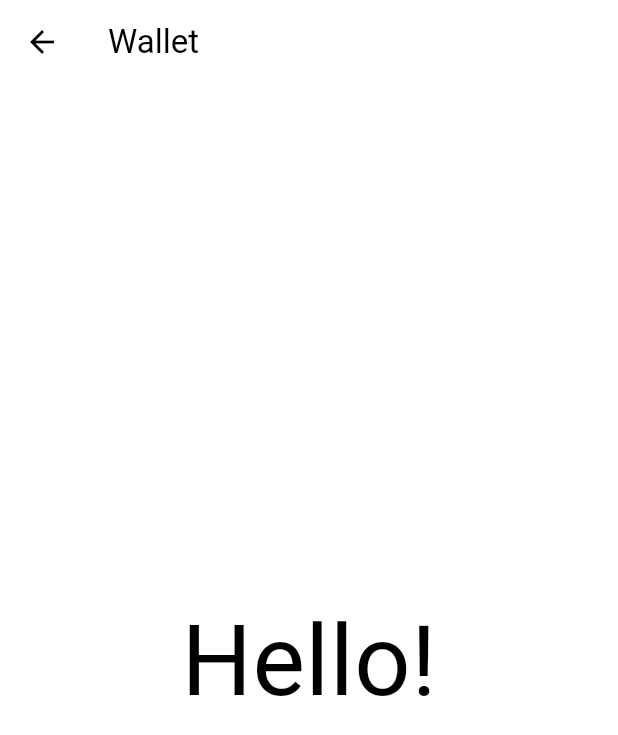
After one commit to ukiiing00/flutter_animations, a Flutter app: the screen it shows after launch, after a tap on "Wallet", on a phone screen of 412 x 824 dp. The commit adds this screen. Shown: the top 735 px of the screen. Run offline on Flutter 3.47's test engine with Material 2 defaults, Android fonts, the phone set to English and light mode, and no system bars; drawn by our look-alikes of flutter_animate; our stand-ins replace font_awesome_flutter, rive.

Commit message:
WALLET PROJECT: flutter_animate / Animate()

```diff
--- a/lib/screens/menu_screen.dart
+++ b/lib/screens/menu_screen.dart
@@ -8,6 +8,7 @@ import 'package:flutter_animations/screens/music_player_screen.dart';
 import 'package:flutter_animations/screens/rive_screen.dart';
 import 'package:flutter_animations/screens/shared_axis_screen.dart';
 import 'package:flutter_animations/screens/swiping_card_screen.dart';
+import 'package:flutter_animations/screens/wallet_screen.dart';
 
 class MenuScreen extends StatelessWidget {
   const MenuScreen({super.key});
@@ -69,6 +70,10 @@ class MenuScreen extends StatelessWidget {
               onPressed: () => _goToPage(context, const FadeThroughScreen()),
               child: const Text("Fade Through"),
             ),
+            ElevatedButton(
+              onPressed: () => _goToPage(context, const WalletScreen()),
+              child: const Text("Wallet"),
+            ),
           ],
         ),
       ),
--- /dev/null
+++ b/lib/screens/wallet_screen.dart
@@ -0,0 +1,43 @@
+import 'package:flutter/material.dart';
+import 'package:flutter_animate/flutter_animate.dart';
+
+class WalletScreen extends StatefulWidget {
+  const WalletScreen({super.key});
+
+  @override
+  State<WalletScreen> createState() => _WalletScreenState();
+}
+
+class _WalletScreenState extends State<WalletScreen> {
+  @override
+  Widget build(BuildContext context) {
+    return Scaffold(
+      appBar: AppBar(
+        title: const Text('Wallet'),
+      ),
+      body: Center(
+          child: Animate(
+        effects: [
+          FadeEffect(
+            begin: 0,
+            end: 1,
+            duration: 5.seconds,
+            curve: Curves.easeInCubic,
+          ),
+          ScaleEffect(
+            // alignment: Alignment.center,
+            begin: Offset.zero,
+            end: const Offset(1, 1),
+            duration: 5.seconds,
+          )
+        ],
+        child: const Text(
+          'Hello!',
+          style: TextStyle(
+            fontSize: 66,
+          ),
+        ),
+      )),
+    );
+  }
+}
--- a/pubspec.yaml
+++ b/pubspec.yaml
@@ -39,6 +39,7 @@ dependencies:
   lottie: 2.3.2
   rive: ^0.11.4
   animations: ^2.0.7
+  flutter_animate: 4.2.0
 
 
 
```
Also changed, not shown: pubspec.lock.
